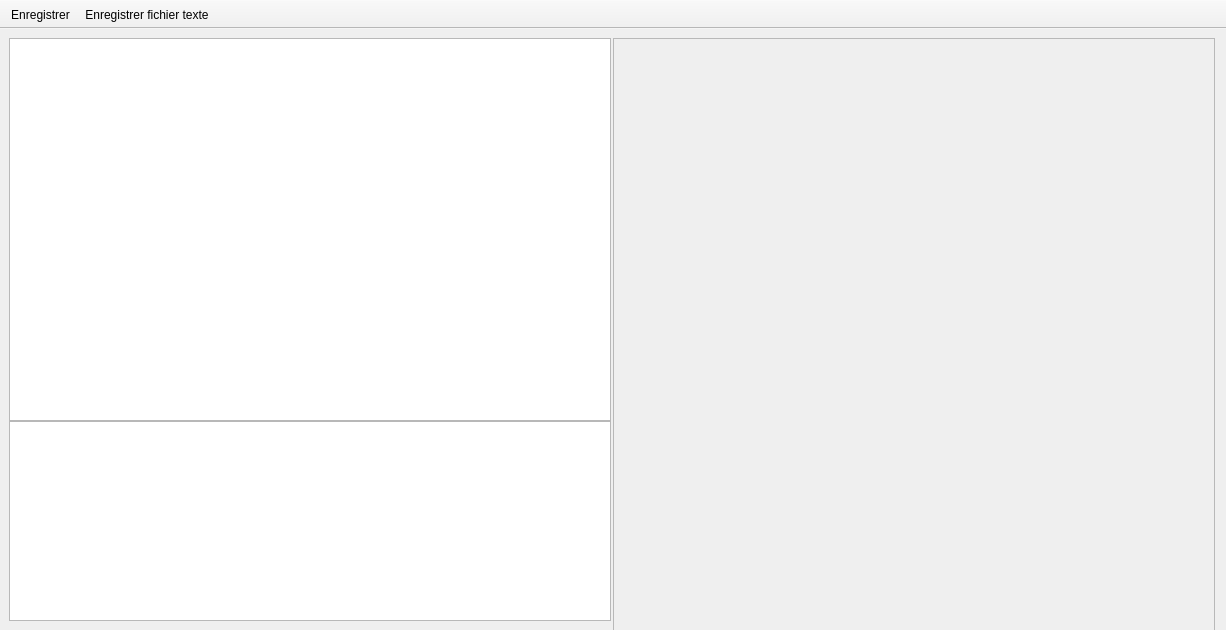
Before: the Qt Designer form src/interface/afficher.ui in mconsidine/previsat_archive, drawn with Qt 5.
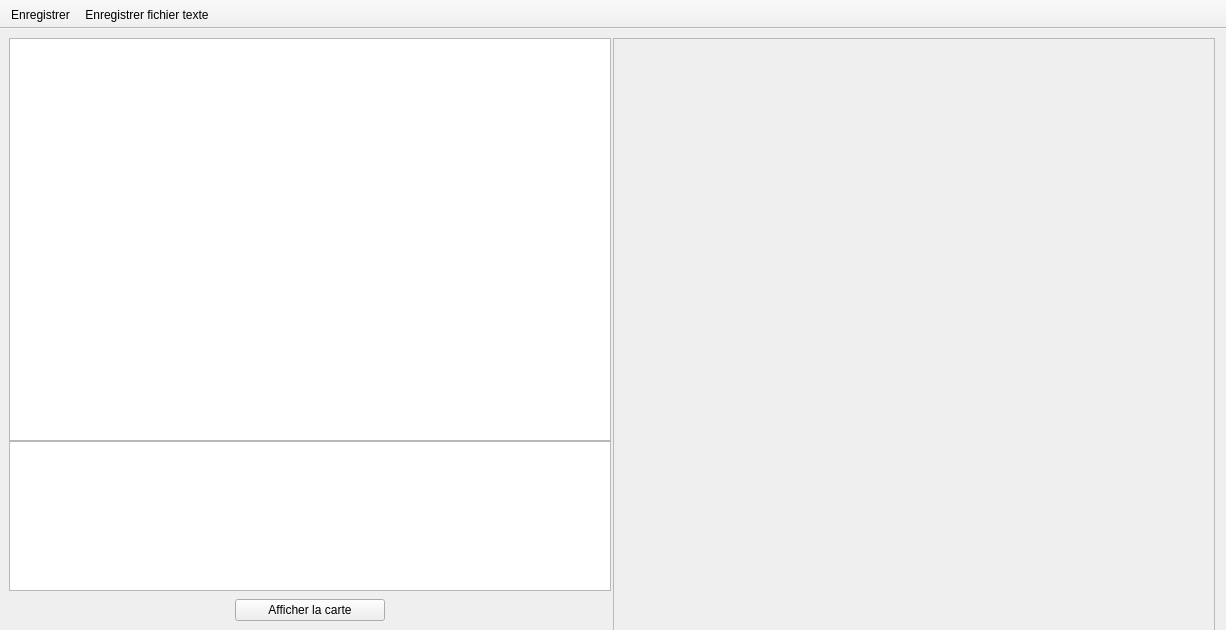
After: the same form once the commit is applied. Icons and pictures are not drawn.

```diff
--- a/src/interface/afficher.ui
+++ b/src/interface/afficher.ui
@@ -71,11 +71,40 @@
         <property name="maximumSize">
          <size>
           <width>602</width>
-          <height>200</height>
+          <height>150</height>
          </size>
         </property>
+        <property name="verticalScrollBarPolicy">
+         <enum>Qt::ScrollBarAlwaysOff</enum>
+        </property>
+        <property name="horizontalScrollBarPolicy">
+         <enum>Qt::ScrollBarAlwaysOff</enum>
+        </property>
        </widget>
       </item>
+      <item>
+       <layout class="QHBoxLayout" name="horizontalLayout_2">
+        <property name="spacing">
+         <number>0</number>
+        </property>
+        <property name="topMargin">
+         <number>8</number>
+        </property>
+        <item>
+         <widget class="QPushButton" name="afficherCarte">
+          <property name="maximumSize">
+           <size>
+            <width>150</width>
+            <height>16777215</height>
+           </size>
+          </property>
+          <property name="text">
+           <string>Afficher la carte</string>
+          </property>
+         </widget>
+        </item>
+       </layout>
+      </item>
      </layout>
     </item>
     <item>
```
